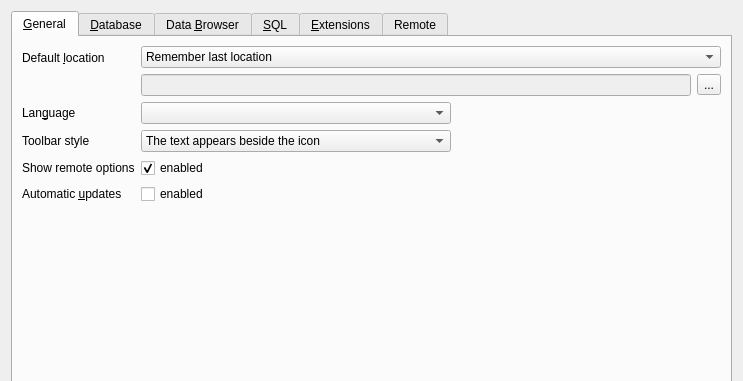
Before: the Qt Designer form src/PreferencesDialog.ui in sqlitebrowser/sqlitebrowser, drawn with Qt 5; both pictures show x 0 to 743 and y 0 to 381 of the 743 by 614 pixel window.
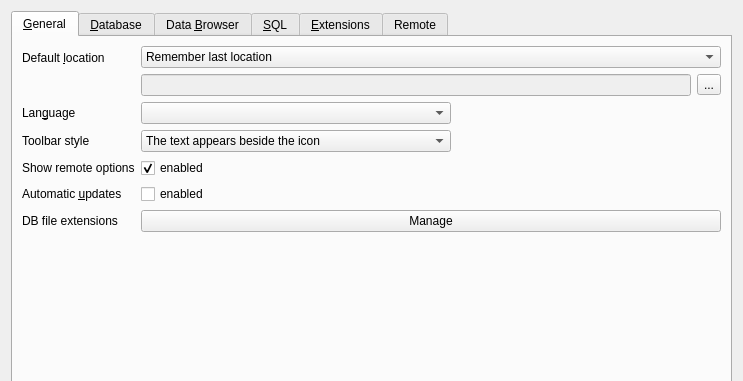
After: the same form once the commit is applied. Icons and pictures are not drawn. Custom widgets are drawn as their Qt base class.

Commit message:
File Extension management interface (#659)
[NEW] Add new interface and functionality to manage database file
extension. (Implements feature request #659)

The edit to the form file:
```diff
--- a/src/PreferencesDialog.ui
+++ b/src/PreferencesDialog.ui
@@ -216,6 +216,20 @@
          </property>
         </widget>
        </item>
+       <item row="5" column="0">
+        <widget class="QLabel" name="label_16">
+         <property name="text">
+          <string>DB file extensions</string>
+         </property>
+        </widget>
+       </item>
+       <item row="5" column="1">
+        <widget class="QPushButton" name="buttonManageFileExtension">
+         <property name="text">
+          <string>Manage</string>
+         </property>
+        </widget>
+       </item>
       </layout>
      </widget>
      <widget class="QWidget" name="tab">
```
The commit also changes 10 other files.
